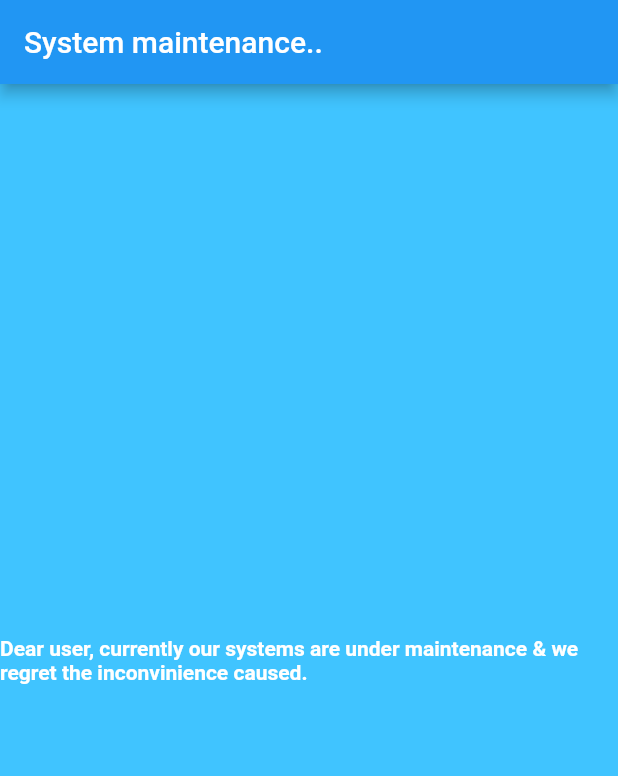
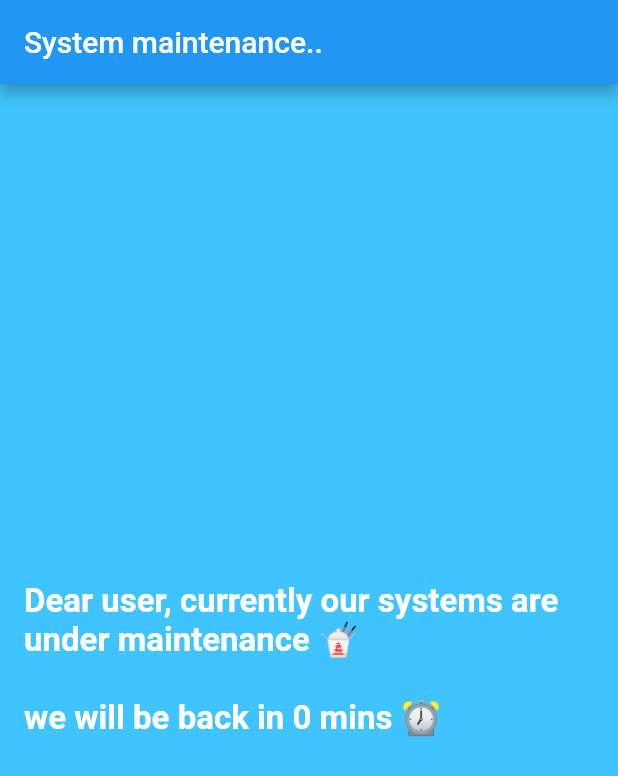
Before and after one commit to ratzr15/flutter-mainteance-screen, a Flutter app: the screen it shows after launch, on a phone screen of 412 x 824 dp. Shown: the top 776 px of the screen. Run offline on Flutter 3.47's test engine with Material 2 defaults, Android fonts, the phone set to English and light mode, and no system bars.

Commit message:
Update: logic for random number

```diff
--- a/lib/app_screens/first_screen.dart
+++ b/lib/app_screens/first_screen.dart
@@ -1,4 +1,5 @@
 import 'package:flutter/material.dart';
+import 'dart:math';
 
 class FirstScreen extends StatelessWidget {
   @override
@@ -6,14 +7,21 @@ class FirstScreen extends StatelessWidget {
     return Material(
       color: Colors.lightBlueAccent,
       child: Center(
-        child: Text(
-            "Dear user, currently our systems are under maintenance & we regret the inconvinience caused.",
-            textDirection: TextDirection.ltr,
-            style: TextStyle(
-                color: Colors.white,
-                fontSize: 14.0,
-                fontWeight: FontWeight.bold)),
+        child: Padding(
+            padding: EdgeInsets.all(16.0),
+            child: Text(
+                "Dear user, currently our systems are under maintenance 🥡 \n \nwe will be back in ${generateRandomNumber()} mins ⏰",
+                textDirection: TextDirection.ltr,
+                style: TextStyle(
+                    color: Colors.white,
+                    fontSize: 22.0,
+                    fontWeight: FontWeight.bold))),
       ),
     );
   }
+
+  int generateRandomNumber() {
+    var random = Random();
+    return random.nextInt(10);
+  }
 }
```
